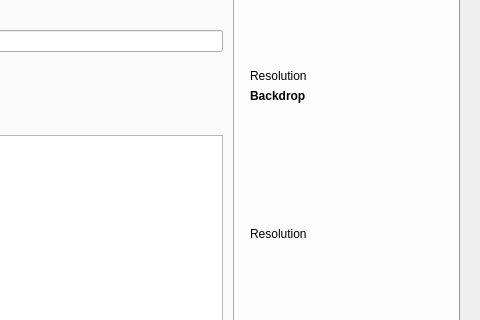
Komet/MediaElch, file MovieWidget.ui: the form before one commit; both pictures show x 454 to 934 and y 306 to 626 of the 934 by 804 pixel window.
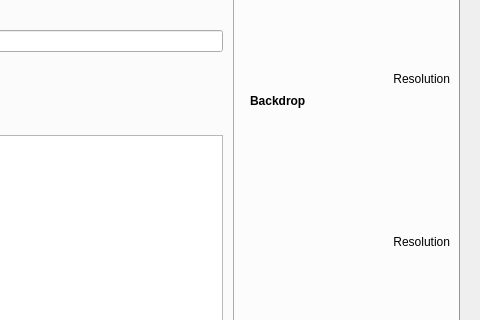
The form after the commit. Icons and pictures are not drawn. Custom widgets are drawn as their Qt base class.

Diff of the .ui file:
```diff
--- a/MovieWidget.ui
+++ b/MovieWidget.ui
@@ -708,6 +708,30 @@
            </widget>
           </item>
           <item>
+           <layout class="QHBoxLayout" name="horizontalLayout">
+            <item>
+             <widget class="QToolButton" name="buttonPreviewPoster">
+              <property name="cursor">
+               <cursorShape>PointingHandCursor</cursorShape>
+              </property>
+              <property name="toolTip">
+               <string>Full preview</string>
+              </property>
+              <property name="styleSheet">
+               <string notr="true">QToolButton {
+	border: none;
+}</string>
+              </property>
+              <property name="text">
+               <string/>
+              </property>
+              <property name="icon">
+               <iconset resource="MediaElch.qrc">
+                <normaloff>:/img/zoom_in.png</normaloff>:/img/zoom_in.png</iconset>
+              </property>
+             </widget>
+            </item>
+            <item>
            <widget class="QLabel" name="posterResolution">
             <property name="toolTip">
              <string>Resolution</string>
@@ -715,7 +739,12 @@
             <property name="text">
              <string>Resolution</string>
             </property>
-           </widget>
+              <property name="alignment">
+               <set>Qt::AlignRight|Qt::AlignTrailing|Qt::AlignVCenter</set>
+              </property>
+             </widget>
+            </item>
+           </layout>
           </item>
           <item>
            <widget class="QLabel" name="label_14">
@@ -762,6 +791,30 @@
            </widget>
           </item>
           <item>
+           <layout class="QHBoxLayout" name="horizontalLayout_7">
+            <item>
+             <widget class="QToolButton" name="buttonPreviewBackdrop">
+              <property name="cursor">
+               <cursorShape>PointingHandCursor</cursorShape>
+              </property>
+              <property name="toolTip">
+               <string>Full preview</string>
+              </property>
+              <property name="styleSheet">
+               <string notr="true">QToolButton {
+	border: none;
+}</string>
+              </property>
+              <property name="text">
+               <string/>
+              </property>
+              <property name="icon">
+               <iconset resource="MediaElch.qrc">
+                <normaloff>:/img/zoom_in.png</normaloff>:/img/zoom_in.png</iconset>
+              </property>
+             </widget>
+            </item>
+            <item>
            <widget class="QLabel" name="backdropResolution">
             <property name="toolTip">
              <string>Resolution</string>
@@ -769,7 +822,12 @@
             <property name="text">
              <string>Resolution</string>
             </property>
-           </widget>
+              <property name="alignment">
+               <set>Qt::AlignRight|Qt::AlignTrailing|Qt::AlignVCenter</set>
+              </property>
+             </widget>
+            </item>
+           </layout>
           </item>
           <item>
            <spacer name="verticalSpacer">
```
Lines whose indentation alone changed are shown as unchanged.
